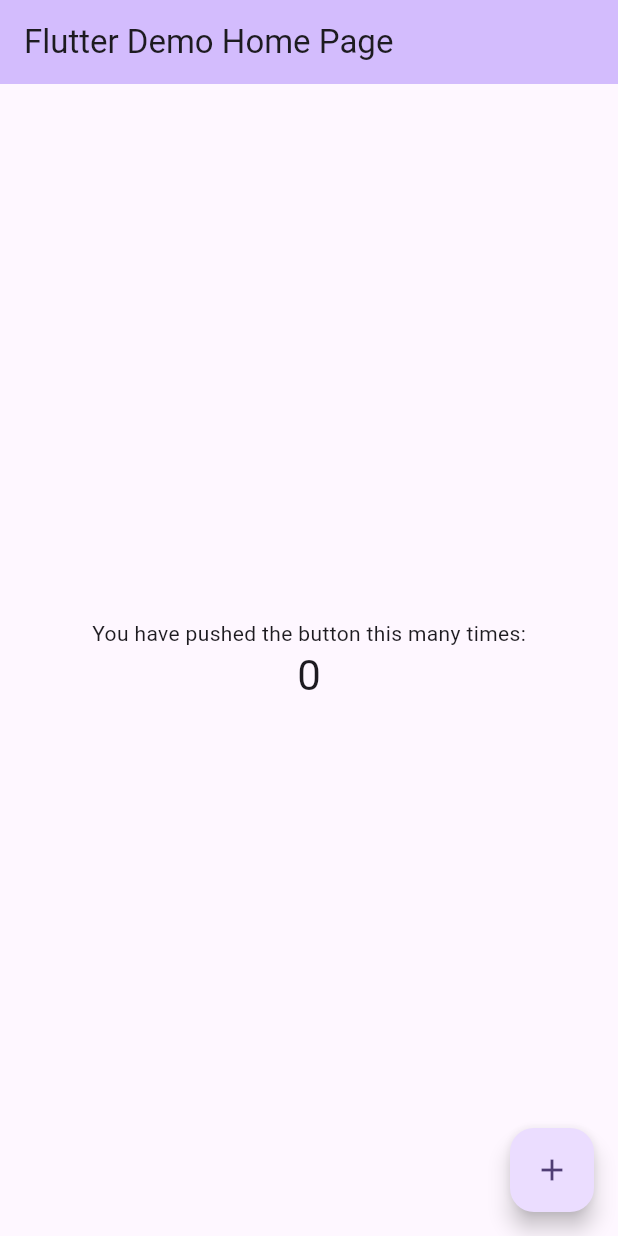
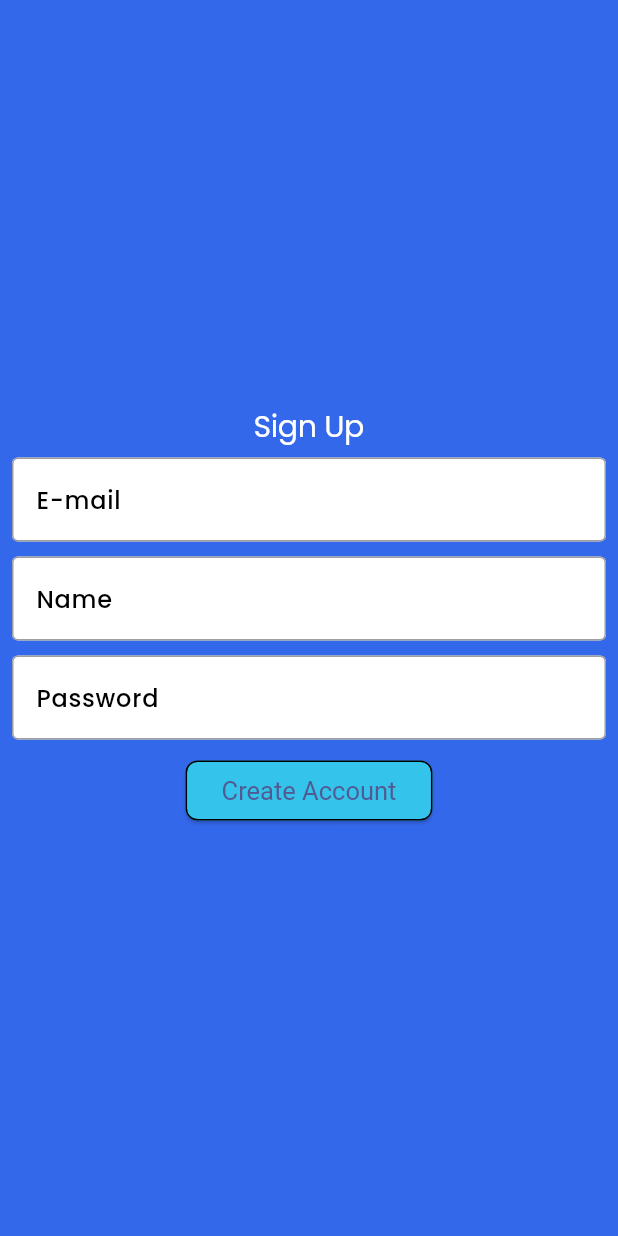
Before and after one commit to dhavalparmar1108/intelli-chat, a Flutter app: the screen it shows after launch, on a phone screen of 412 x 824 dp. Run offline on Flutter 3.47's test engine with Material 3 defaults, Android fonts, the phone set to English and light mode, and no system bars; our stand-ins replace flutter_screenutil, google_fonts.

Commit message:
Added signUp Page

```diff
--- /dev/null
+++ b/lib/app_screens/auth_screens/sign_up.dart
@@ -0,0 +1,53 @@
+import 'package:flutter/material.dart';
+import 'package:flutter_screenutil/flutter_screenutil.dart';
+import 'package:intelli_chat/screen_util/screen_util.dart';
+
+class SignUp extends StatefulWidget {
+  const SignUp({super.key});
+
+  @override
+  State<SignUp> createState() => _SignUpState();
+}
+
+class _SignUpState extends State<SignUp> {
+  @override
+  Widget build(BuildContext context) {
+    SizeConstants.setScreenAwareConstant(context);
+    return SafeArea(
+      child: Scaffold(
+        body: Padding(
+          padding: const EdgeInsets.all(8.0),
+          child: Center(
+            child: Column(
+              mainAxisAlignment: MainAxisAlignment.center,
+              mainAxisSize: MainAxisSize.min,
+              children: [
+                Text("Sign Up" , style: Theme.of(context).textTheme.displayLarge,),
+                SizedBox(height: 10.h),
+                TextFormField(
+                  decoration: InputDecoration(
+                    hintText: "E-mail"
+                  ),
+                ),
+                SizedBox(height: 10.h),
+                TextFormField(
+                  decoration: InputDecoration(
+                      hintText: "Name"
+                  ),
+                ),
+                SizedBox(height: 10.h),
+                TextFormField(
+                  decoration: InputDecoration(
+                      hintText: "Password"
+                  ),
+                ),
+                SizedBox(height: 10.h),
+                ElevatedButton(onPressed: (){}, child: Text("Create Account"))
+              ],
+            ),
+          ),
+        ),
+      ),
+    );
+  }
+}
--- /dev/null
+++ b/lib/app_theme/themes.dart
@@ -0,0 +1,152 @@
+import 'package:flutter/material.dart';
+import 'package:flutter_screenutil/flutter_screenutil.dart';
+import 'package:google_fonts/google_fonts.dart';
+
+class AppThemes
+{
+  ThemeData lightTheme()
+  {
+    return ThemeData(
+        useMaterial3: true,
+        scaffoldBackgroundColor: Color(0xff3468eb),
+        colorScheme:  ColorScheme.fromSeed(
+          brightness: Brightness.light,
+          seedColor: Colors.indigo,
+        ),
+        brightness: Brightness.light,
+        fontFamily: 'Poppins',
+        elevatedButtonTheme: ElevatedButtonThemeData(
+          style: ElevatedButton.styleFrom(
+            textStyle: TextStyle(
+              color: Colors.black,
+              fontSize: 17
+            ),
+            backgroundColor: Color(0xff34c3eb),
+            side: BorderSide(
+                width: 1
+            ),
+            shape: RoundedRectangleBorder(borderRadius: BorderRadius.circular(8)),
+          ),
+        ),
+        appBarTheme: const AppBarTheme(
+            backgroundColor: Colors.white,
+            foregroundColor: Colors.black,
+            elevation: 0
+        ),
+        inputDecorationTheme: InputDecorationTheme(
+          fillColor: Colors.white,
+          filled: true,
+          hintStyle: GoogleFonts.poppins(
+              color: Colors.black,
+              fontWeight: FontWeight.w500
+          ),
+          border: OutlineInputBorder(
+              borderSide: BorderSide(
+                  color: Colors.grey
+              )
+          ),
+          focusedBorder: OutlineInputBorder(
+              borderSide: BorderSide(
+                  color: Colors.cyan
+              )
+          ),
+          enabledBorder: OutlineInputBorder(
+              borderSide: BorderSide(
+                  color: Colors.grey
+              )
+          ),
+        ),
+        tabBarTheme: const TabBarTheme(
+          labelColor: Colors.blue,
+        ),
+        listTileTheme: ListTileThemeData(
+          tileColor: Colors.orange,
+          textColor: Colors.white,
+          iconColor: Colors.white,
+          shape: RoundedRectangleBorder(
+            side: BorderSide(width: 1),
+            borderRadius: BorderRadius.circular(10),
+          ),
+        ),
+        cardTheme: CardTheme(
+          color: Colors.blueGrey,
+          shape: RoundedRectangleBorder(
+              side: const BorderSide(
+                  color: Colors.orange
+              ),
+              borderRadius: BorderRadius.circular(8)
+          ),
+        ),
+        textTheme: TextTheme(
+            displayLarge : GoogleFonts.poppins(color: Colors.white, fontSize: 20),
+            bodyMedium: TextStyle(color: Colors.black , fontSize: 16),
+        )
+    );
+  }
+
+  ThemeData darkTheme()
+  {
+    return ThemeData(
+        useMaterial3: true,
+        //scaffoldBackgroundColor: ColorConstants.darkModeThemeColor,
+        //backgroundColor: Colors.orangeAccent,
+        brightness: Brightness.dark,
+        fontFamily: 'Poppins',
+        elevatedButtonTheme: ElevatedButtonThemeData(
+          style: ElevatedButton.styleFrom(
+              backgroundColor: Colors.orange,
+              side: BorderSide(
+                  width: 2
+              )
+          ),
+        ),
+        appBarTheme: AppBarTheme(
+            //backgroundColor: ColorConstants.darkModeThemeColor,
+            foregroundColor: Colors.white,
+            elevation: 0
+        ),
+        inputDecorationTheme: InputDecorationTheme(
+          //fillColor: ColorConstants.darkModeThemeColor,
+          labelStyle: const TextStyle(
+              color: Colors.grey
+          ),
+          border: const OutlineInputBorder(
+              borderSide: BorderSide(
+                  color: Colors.orange
+              )
+          ),
+          focusedBorder: const OutlineInputBorder(
+              borderSide: BorderSide(
+                  color: Colors.orange
+              )
+          ),
+          enabledBorder: const OutlineInputBorder(
+              borderSide: BorderSide(
+                  color: Colors.grey
+              )
+          ),
+        ),
+        listTileTheme: ListTileThemeData(
+          tileColor: Colors.orange,
+          textColor: Colors.white,
+          iconColor: Colors.white,
+          shape: RoundedRectangleBorder(
+            side: BorderSide(width: 1),
+            borderRadius: BorderRadius.circular(10),
+          ),
+        ),
+        cardTheme: CardTheme(
+          color: Colors.blueGrey,
+          shape: RoundedRectangleBorder(
+              side: const BorderSide(
+                  color: Colors.orange
+              ),
+              borderRadius: BorderRadius.circular(8)
+          ),
+        ),
+        textTheme: const TextTheme(
+            bodyText2: TextStyle(color: Colors.white)
+        )
+    );
+  }
+}
--- a/lib/main.dart
+++ b/lib/main.dart
@@ -1,6 +1,10 @@
 import 'package:flutter/material.dart';
+import 'package:flutter_screenutil/flutter_screenutil.dart';
+import 'package:intelli_chat/app_screens/auth_screens/sign_up.dart';
+import 'package:intelli_chat/app_theme/themes.dart';
 
-void main() {
+Future<void> main() async {
+  // await ScreenUtil.ensureScreenSize();
   runApp(const MyApp());
 }
 
@@ -11,115 +15,27 @@ class MyApp extends StatelessWidget {
   @override
   Widget build(BuildContext context) {
     return MaterialApp(
-      title: 'Flutter Demo',
-      theme: ThemeData(
-        // This is the theme of your application.
-        //
-        // TRY THIS: Try running your application with "flutter run". You'll see
-        // the application has a purple toolbar. Then, without quitting the app,
-        // try changing the seedColor in the colorScheme below to Colors.green
-        // and then invoke "hot reload" (save your changes or press the "hot
-        // reload" button in a Flutter-supported IDE, or press "r" if you used
-        // the command line to start the app).
-        //
-        // Notice that the counter didn't reset back to zero; the application
-        // state is not lost during the reload. To reset the state, use hot
-        // restart instead.
-        //
-        // This works for code too, not just values: Most code changes can be
-        // tested with just a hot reload.
-        colorScheme: ColorScheme.fromSeed(seedColor: Colors.deepPurple),
-        useMaterial3: true,
-      ),
-      home: const MyHomePage(title: 'Flutter Demo Home Page'),
+      title: 'Commissioning',
+      debugShowCheckedModeBanner: false,
+      themeMode: ThemeMode.system,
+      theme: AppThemes().lightTheme(),
+      darkTheme: AppThemes().darkTheme(),
+      home: const MyHomePage(title: 'Intelli-Chat',),
     );
   }
 }
 
 class MyHomePage extends StatefulWidget {
   const MyHomePage({super.key, required this.title});
-
-  // This widget is the home page of your application. It is stateful, meaning
-  // that it has a State object (defined below) that contains fields that affect
-  // how it looks.
-
-  // This class is the configuration for the state. It holds the values (in this
-  // case the title) provided by the parent (in this case the App widget) and
-  // used by the build method of the State. Fields in a Widget subclass are
-  // always marked "final".
-
   final String title;
-
   @override
   State<MyHomePage> createState() => _MyHomePageState();
 }
 
 class _MyHomePageState extends State<MyHomePage> {
-  int _counter = 0;
-
-  void _incrementCounter() {
-    setState(() {
-      // This call to setState tells the Flutter framework that something has
-      // changed in this State, which causes it to rerun the build method below
-      // so that the display can reflect the updated values. If we changed
-      // _counter without calling setState(), then the build method would not be
-      // called again, and so nothing would appear to happen.
-      _counter++;
-    });
-  }
 
   @override
   Widget build(BuildContext context) {
-    // This method is rerun every time setState is called, for instance as done
-    // by the _incrementCounter method above.
-    //
-    // The Flutter framework has been optimized to make rerunning build methods
-    // fast, so that you can just rebuild anything that needs updating rather
-    // than having to individually change instances of widgets.
-    return Scaffold(
-      appBar: AppBar(
-        // TRY THIS: Try changing the color here to a specific color (to
-        // Colors.amber, perhaps?) and trigger a hot reload to see the AppBar
-        // change color while the other colors stay the same.
-        backgroundColor: Theme.of(context).colorScheme.inversePrimary,
-        // Here we take the value from the MyHomePage object that was created by
-        // the App.build method, and use it to set our appbar title.
-        title: Text(widget.title),
-      ),
-      body: Center(
-        // Center is a layout widget. It takes a single child and positions it
-        // in the middle of the parent.
-        child: Column(
-          // Column is also a layout widget. It takes a list of children and
-          // arranges them vertically. By default, it sizes itself to fit its
-          // children horizontally, and tries to be as tall as its parent.
-          //
-          // Column has various properties to control how it sizes itself and
-          // how it positions its children. Here we use mainAxisAlignment to
-          // center the children vertically; the main axis here is the vertical
-          // axis because Columns are vertical (the cross axis would be
-          // horizontal).
-          //
-          // TRY THIS: Invoke "debug painting" (choose the "Toggle Debug Paint"
-          // action in the IDE, or press "p" in the console), to see the
-          // wireframe for each widget.
-          mainAxisAlignment: MainAxisAlignment.center,
-          children: <Widget>[
-            const Text(
-              'You have pushed the button this many times:',
-            ),
-            Text(
-              '$_counter',
-              style: Theme.of(context).textTheme.headlineMedium,
-            ),
-          ],
-        ),
-      ),
-      floatingActionButton: FloatingActionButton(
-        onPressed: _incrementCounter,
-        tooltip: 'Increment',
-        child: const Icon(Icons.add),
-      ), // This trailing comma makes auto-formatting nicer for build methods.
-    );
+    return SignUp();
   }
 }
--- /dev/null
+++ b/lib/screen_util/screen_util.dart
@@ -0,0 +1,11 @@
+import 'package:flutter/material.dart';
+import 'package:flutter_screenutil/flutter_screenutil.dart';
+
+class SizeConstants {
+  static void setScreenAwareConstant(context) {
+    ScreenUtil.init(
+      context,
+      designSize: Size(MediaQuery.of(context).size.width, MediaQuery.of(context).size.height )
+    );
+  }
+}
--- a/pubspec.yaml
+++ b/pubspec.yaml
@@ -35,6 +35,8 @@ dependencies:
   # The following adds the Cupertino Icons font to your application.
   # Use with the CupertinoIcons class for iOS style icons.
   cupertino_icons: ^1.0.6
+  flutter_screenutil: ^5.9.1
+  google_fonts: ^6.2.1
 
 dev_dependencies:
   flutter_test:
```
Also changed, not shown: lib/app_screens/auth_screens/log_in.dart (added), pubspec.lock, 2 other files.
